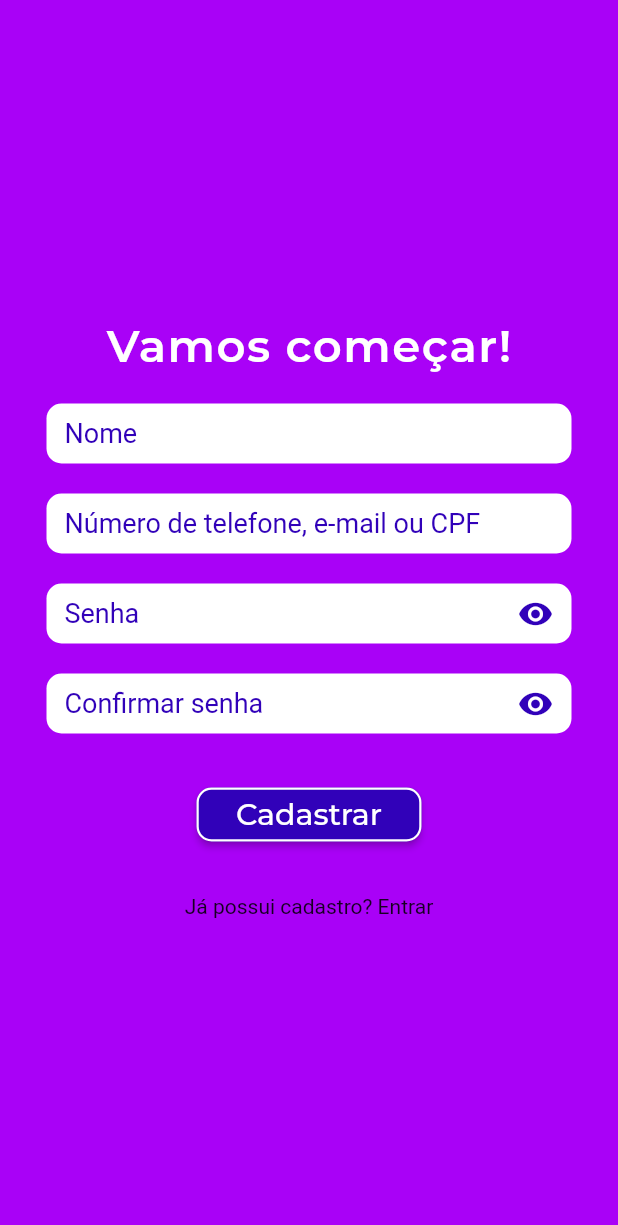
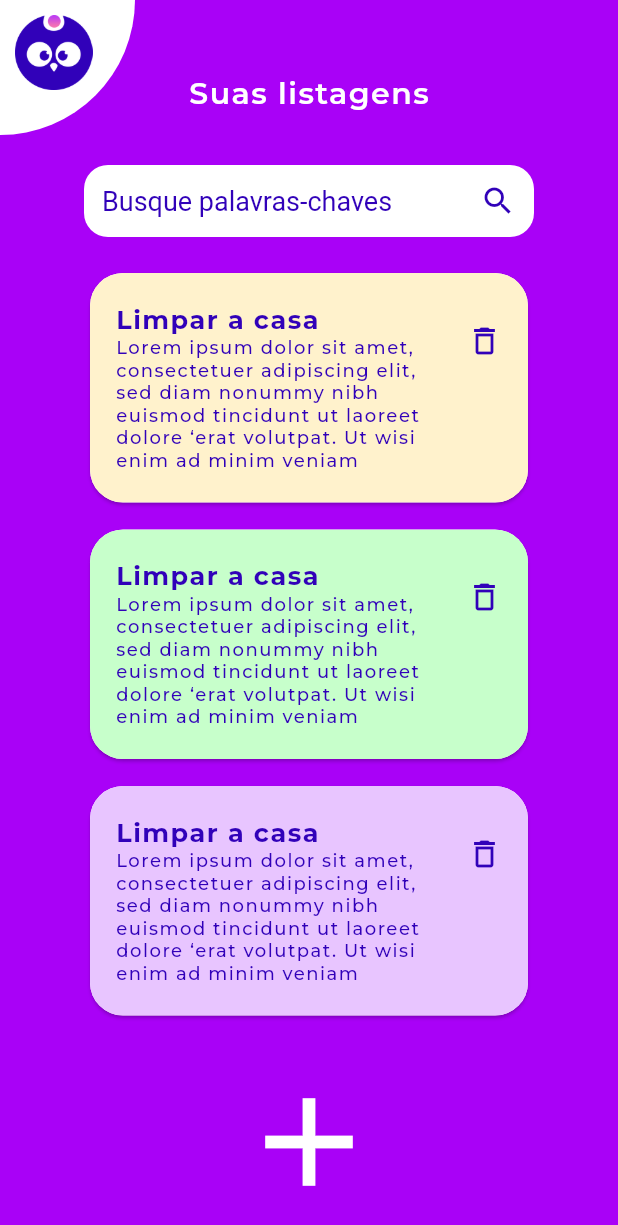
Before and after one commit to gvbrielcosta/listatodo_lovepeople, a Flutter app: the screen it shows after launch, on a phone screen of 412 x 824 dp. Shown: the top 1225 px of the screen. Run offline on Flutter 3.47's test engine with Material 2 defaults, Android fonts, the phone set to English and light mode, and no system bars; our stand-ins replace google_fonts; Roboto replaces fonts that are missing (Tahoma).

Commit message:
adição da página de lista todo do aplicativo

```diff
--- a/lib/main.dart
+++ b/lib/main.dart
@@ -1,5 +1,5 @@
 import 'package:flutter/material.dart';
-import 'package:listatodo_lovepeople/pages/signup/signup_page.dart';
+import 'package:listatodo_lovepeople/pages/todo/todo_page.dart';
 
 void main() {
   runApp(const MyApp());
@@ -17,7 +17,7 @@ class MyApp extends StatelessWidget {
       theme: ThemeData(
         colorScheme: ColorScheme.fromSeed(seedColor: Colors.purple),
       ),
-      home: const SignUpPage(),
+      home: const TodoPage(),
     );
   }
 }
--- /dev/null
+++ b/lib/pages/todo/todo_page.dart
@@ -0,0 +1,135 @@
+import 'package:flutter/material.dart';
+import 'package:google_fonts/google_fonts.dart';
+
+class TodoPage extends StatefulWidget {
+  const TodoPage({super.key});
+
+  @override
+  State<TodoPage> createState() => _TodoPageState();
+}
+
+class _TodoPageState extends State<TodoPage> {
+  @override
+  Widget build(BuildContext context) {
+    return MaterialApp(
+      debugShowCheckedModeBanner: false,
+      theme: ThemeData(scaffoldBackgroundColor: const Color.fromRGBO(169, 1, 247, 1)),
+      home: Scaffold(
+        body: Column(
+          children: [
+            Stack(
+              alignment: Alignment.topLeft,
+              children: [
+                Container(
+                  height: 90,
+                  width: 90,
+                  decoration: const BoxDecoration(borderRadius: BorderRadius.only(topLeft: Radius.zero, topRight: Radius.zero, bottomLeft: Radius.zero, bottomRight: Radius.circular(200)), color: Colors.white),
+                ),
+                const Padding(
+                  padding: EdgeInsets.fromLTRB(10, 10, 0, 0),
+                  child: Image(
+                    image: AssetImage('assets/images/lovepeople_logo.png'),
+                    height: 50,
+                  ),
+                ),
+                Container(
+                  alignment: Alignment.center,
+                  child: Padding(
+                    padding: const EdgeInsets.only(top: 50),
+                    child: Text(
+                      'Suas listagens',
+                      style: GoogleFonts.montserrat(fontSize: 20, color: Colors.white, fontWeight: FontWeight.w600, letterSpacing: 1.0),
+                    ),
+                  ),
+                ),
+              ],
+            ),
+            SizedBox(
+              width: 300,
+              child: Column(
+                children: [
+                  Padding(
+                    padding: const EdgeInsets.only(top: 20),
+                    child: TextFormField(
+                      decoration: const InputDecoration(
+                        contentPadding: EdgeInsets.fromLTRB(12, 15, 0, 0),
+                        hintText: 'Busque palavras-chaves',
+                        hintStyle: TextStyle(fontFamily: 'Tahoma', fontSize: 18, color: Color.fromRGBO(49, 1, 185, 1), fontWeight: FontWeight.w400),
+                        filled: true,
+                        fillColor: Colors.white,
+                        border: OutlineInputBorder(borderSide: BorderSide.none, borderRadius: BorderRadius.all(Radius.circular(16))),
+                        suffixIcon: Icon(
+                          Icons.search,
+                          color: Color.fromRGBO(49, 1, 185, 1),
+                        ),
+                      ),
+                    ),
+                  ),
+                  Padding(
+                    padding: const EdgeInsets.only(top: 20),
+                    child: Card(
+                      shape: const RoundedRectangleBorder(borderRadius: BorderRadius.all(Radius.circular(22))),
+                      child: ListTile(
+                        contentPadding: EdgeInsets.all(17),
+                        tileColor: const Color.fromRGBO(255, 242, 204, 100),
+                        trailing: const Icon(
+                          Icons.delete_outline,
+                          color: Color.fromRGBO(49, 1, 185, 1),
+                        ),
+                        title: Text('Limpar a casa', style: GoogleFonts.montserrat(fontSize: 17, color: Color.fromRGBO(49, 1, 185, 1), fontWeight: FontWeight.w700, letterSpacing: 1.0)),
+                        subtitle: Text('Lorem ipsum dolor sit amet, consectetuer adipiscing elit, sed diam nonummy nibh euismod tincidunt ut laoreet dolore ‘erat volutpat. Ut wisi enim ad minim veniam', style: GoogleFonts.montserrat(fontSize: 12, color: Color.fromRGBO(49, 1, 185, 1), fontWeight: FontWeight.w500, letterSpacing: 1.0)),
+                        shape: const RoundedRectangleBorder(borderRadius: BorderRadius.all(Radius.circular(22))),
+                      ),
+                    ),
+                  ),
+                  Padding(
+                    padding: const EdgeInsets.only(top: 10),
+                    child: Card(
+                        shape: const RoundedRectangleBorder(borderRadius: BorderRadius.all(Radius.circular(22))),
+                        child: ListTile(
+                          contentPadding: EdgeInsets.all(17),
+                          tileColor: const Color.fromRGBO(199,255,203, 100),
+                          trailing: const Icon(
+                            Icons.delete_outline,
+                            color: Color.fromRGBO(49, 1, 185, 1),
+                          ),
+                          title: Text('Limpar a casa', style: GoogleFonts.montserrat(fontSize: 17, color: Color.fromRGBO(49, 1, 185, 1), fontWeight: FontWeight.w700, letterSpacing: 1.0)),
+                          subtitle: Text('Lorem ipsum dolor sit amet, consectetuer adipiscing elit, sed diam nonummy nibh euismod tincidunt ut laoreet dolore ‘erat volutpat. Ut wisi enim ad minim veniam', style: GoogleFonts.montserrat(fontSize: 12, color: Color.fromRGBO(49, 1, 185, 1), fontWeight: FontWeight.w500, letterSpacing: 1.0)),
+                          shape: const RoundedRectangleBorder(borderRadius: BorderRadius.all(Radius.circular(22))),
+                        ),
+                      ),
+                  ),
+                  Padding(
+                    padding: const EdgeInsets.only(top: 10),
+                    child: Card(
+                        shape: const RoundedRectangleBorder(borderRadius: BorderRadius.all(Radius.circular(22))),
+                        child: ListTile(
+                          contentPadding: EdgeInsets.all(17),
+                          tileColor: const Color.fromRGBO(	232, 197, 255, 100),
+                          trailing: const Icon(
+                            Icons.delete_outline,
+                            color: Color.fromRGBO(49, 1, 185, 1),
+                          ),
+                          title: Text('Limpar a casa', style: GoogleFonts.montserrat(fontSize: 17, color: Color.fromRGBO(49, 1, 185, 1), fontWeight: FontWeight.w700, letterSpacing: 1.0)),
+                          subtitle: Text('Lorem ipsum dolor sit amet, consectetuer adipiscing elit, sed diam nonummy nibh euismod tincidunt ut laoreet dolore ‘erat volutpat. Ut wisi enim ad minim veniam', style: GoogleFonts.montserrat(fontSize: 12, color: Color.fromRGBO(49, 1, 185, 1), fontWeight: FontWeight.w500, letterSpacing: 1.0)),
+                          shape: const RoundedRectangleBorder(borderRadius: BorderRadius.all(Radius.circular(22))),
+                        ),
+                      ),
+                  ),
+                  const Padding(
+                    padding: EdgeInsets.only(top: 30),
+                    child: Icon(
+                      Icons.add,
+                      size: 100,
+                      color: Colors.white,
+                      ),
+                  )
+                ],
+              ),
+            ),
+          ],
+        ),
+      ),
+    );
+  }
+}
--- a/pubspec.yaml
+++ b/pubspec.yaml
@@ -65,6 +65,7 @@ flutter:
   # To add assets to your application, add an assets section, like this:
   assets:
     - assets/images/coruja.png
+    - assets/images/lovepeople_logo.png
   #   - images/a_dot_ham.jpeg
 
   # An image asset can refer to one or more resolution-specific "variants", see
```
Also changed, not shown: assets/images/lovepeople_logo.png (added).
